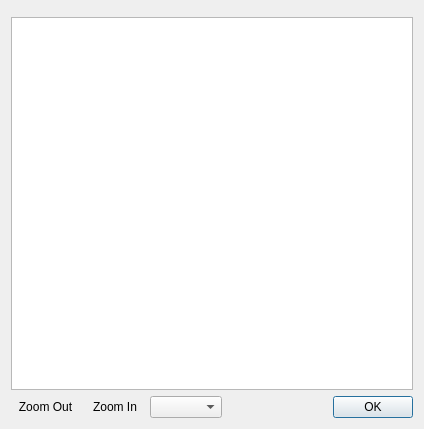
The window that AcATaMa/ui/sampling_report.ui (SMByC/AcATaMa) describes before a commit, drawn with Qt 5.
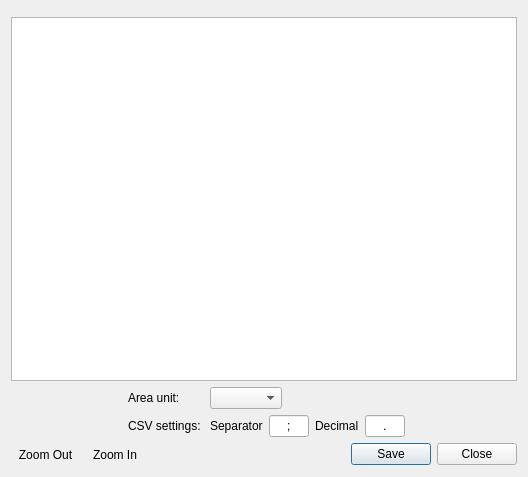
The same window after the commit. Icons and pictures are not drawn. Custom widgets are drawn as their Qt base class.

Commit message: Enhance CSV export settings and UI improvements in Accuracy Assessment and Sampling Report dialogs.

Patch:
```diff
--- a/AcATaMa/ui/sampling_report.ui
+++ b/AcATaMa/ui/sampling_report.ui
@@ -6,8 +6,8 @@
    <rect>
     <x>0</x>
     <y>0</y>
-    <width>424</width>
-    <height>429</height>
+    <width>528</width>
+    <height>477</height>
    </rect>
   </property>
   <property name="windowTitle">
@@ -27,6 +27,117 @@
    <item>
     <widget class="QTextBrowser" name="sampling_report"/>
    </item>
+   <item>
+    <widget class="QWidget" name="settingsWidget" native="true">
+     <layout class="QFormLayout" name="formLayout">
+      <property name="fieldGrowthPolicy">
+       <enum>QFormLayout::FieldsStayAtSizeHint</enum>
+      </property>
+      <property name="formAlignment">
+       <set>Qt::AlignHCenter|Qt::AlignTop</set>
+      </property>
+      <property name="leftMargin">
+       <number>0</number>
+      </property>
+      <property name="topMargin">
+       <number>0</number>
+      </property>
+      <property name="rightMargin">
+       <number>0</number>
+      </property>
+      <property name="bottomMargin">
+       <number>0</number>
+      </property>
+      <item row="1" column="0">
+       <widget class="QLabel" name="label_7">
+        <property name="text">
+         <string>CSV settings: </string>
+        </property>
+       </widget>
+      </item>
+      <item row="1" column="1">
+       <widget class="QWidget" name="widget_2" native="true">
+        <layout class="QHBoxLayout" name="horizontalLayout_2">
+         <property name="leftMargin">
+          <number>0</number>
+         </property>
+         <property name="topMargin">
+          <number>0</number>
+         </property>
+         <property name="rightMargin">
+          <number>0</number>
+         </property>
+         <property name="bottomMargin">
+          <number>0</number>
+         </property>
+         <item>
+          <widget class="QLabel" name="label_5">
+           <property name="text">
+            <string>Separator</string>
+           </property>
+          </widget>
+         </item>
+         <item>
+          <widget class="QLineEdit" name="csvSeparator">
+           <property name="maximumSize">
+            <size>
+             <width>40</width>
+             <height>16777215</height>
+            </size>
+           </property>
+           <property name="text">
+            <string>;</string>
+           </property>
+           <property name="maxLength">
+            <number>1</number>
+           </property>
+           <property name="alignment">
+            <set>Qt::AlignCenter</set>
+           </property>
+          </widget>
+         </item>
+         <item>
+          <widget class="QLabel" name="label_6">
+           <property name="text">
+            <string>Decimal</string>
+           </property>
+          </widget>
+         </item>
+         <item>
+          <widget class="QLineEdit" name="csvDecimal">
+           <property name="maximumSize">
+            <size>
+             <width>40</width>
+             <height>16777215</height>
+            </size>
+           </property>
+           <property name="text">
+            <string>.</string>
+           </property>
+           <property name="maxLength">
+            <number>1</number>
+           </property>
+           <property name="alignment">
+            <set>Qt::AlignCenter</set>
+           </property>
+          </widget>
+         </item>
+        </layout>
+       </widget>
+      </item>
+      <item row="0" column="0">
+       <widget class="QLabel" name="label_2">
+        <property name="text">
+         <string>Area unit: </string>
+        </property>
+       </widget>
+      </item>
+      <item row="0" column="1">
+       <widget class="QComboBox" name="area_unit"/>
+      </item>
+     </layout>
+    </widget>
+   </item>
    <item>
     <widget class="QWidget" name="widget" native="true">
      <layout class="QHBoxLayout" name="horizontalLayout">
@@ -83,16 +194,60 @@
        </widget>
       </item>
       <item>
-       <widget class="QComboBox" name="area_unit">
+       <widget class="QToolButton" name="csvSettings">
+        <property name="sizePolicy">
+         <sizepolicy hsizetype="Fixed" vsizetype="Preferred">
+          <horstretch>0</horstretch>
+          <verstretch>0</verstretch>
+         </sizepolicy>
+        </property>
         <property name="toolTip">
-         <string>Area measurement unit</string>
+         <string>Set up the CSV file format for export</string>
+        </property>
+        <property name="text">
+         <string/>
+        </property>
+        <property name="icon">
+         <iconset>
+          <normaloff>:/plugins/AcATaMa/icons/setup.svg</normaloff>:/plugins/AcATaMa/icons/setup.svg</iconset>
+        </property>
+        <property name="checkable">
+         <bool>true</bool>
+        </property>
+        <property name="checked">
+         <bool>false</bool>
+        </property>
+        <property name="toolButtonStyle">
+         <enum>Qt::ToolButtonIconOnly</enum>
+        </property>
+        <property name="autoRaise">
+         <bool>true</bool>
         </property>
        </widget>
       </item>
       <item>
-       <widget class="QDialogButtonBox" name="buttonBox">
+       <spacer name="horizontalSpacer">
+        <property name="orientation">
+         <enum>Qt::Horizontal</enum>
+        </property>
+        <property name="sizeHint" stdset="0">
+         <size>
+          <width>40</width>
+          <height>20</height>
+         </size>
+        </property>
+       </spacer>
+      </item>
+      <item>
+       <widget class="QDialogButtonBox" name="DialogButtons">
+        <property name="sizePolicy">
+         <sizepolicy hsizetype="Maximum" vsizetype="Fixed">
+          <horstretch>0</horstretch>
+          <verstretch>0</verstretch>
+         </sizepolicy>
+        </property>
         <property name="standardButtons">
-         <set>QDialogButtonBox::Ok</set>
+         <set>QDialogButtonBox::Close|QDialogButtonBox::Save</set>
         </property>
        </widget>
       </item>
```
Left out of the diff: 42 changed lines with no effect on the pictures. The commit also changes 3 other files.
